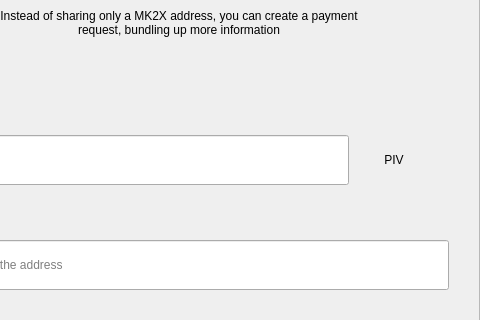
First picture: the form in src/qt/mk2x/forms/requestdialog.ui, repository mk2crypto/MK2, before the edit; both pictures show x 122 to 602 and y 123 to 443 of the 602 by 607 pixel window.
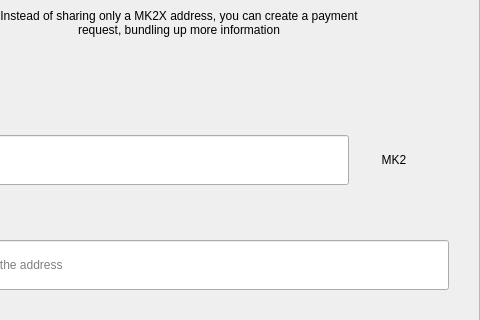
Second picture: the form after the edit.

```diff
--- a/src/qt/mk2x/forms/requestdialog.ui
+++ b/src/qt/mk2x/forms/requestdialog.ui
@@ -327,7 +327,7 @@
                    <item>
                     <widget class="QLabel" name="comboBoxCoin">
                      <property name="text">
-                      <string>PIV</string>
+                      <string>MK2</string>
                      </property>
                      <property name="alignment">
                       <set>Qt::AlignCenter</set>
```
